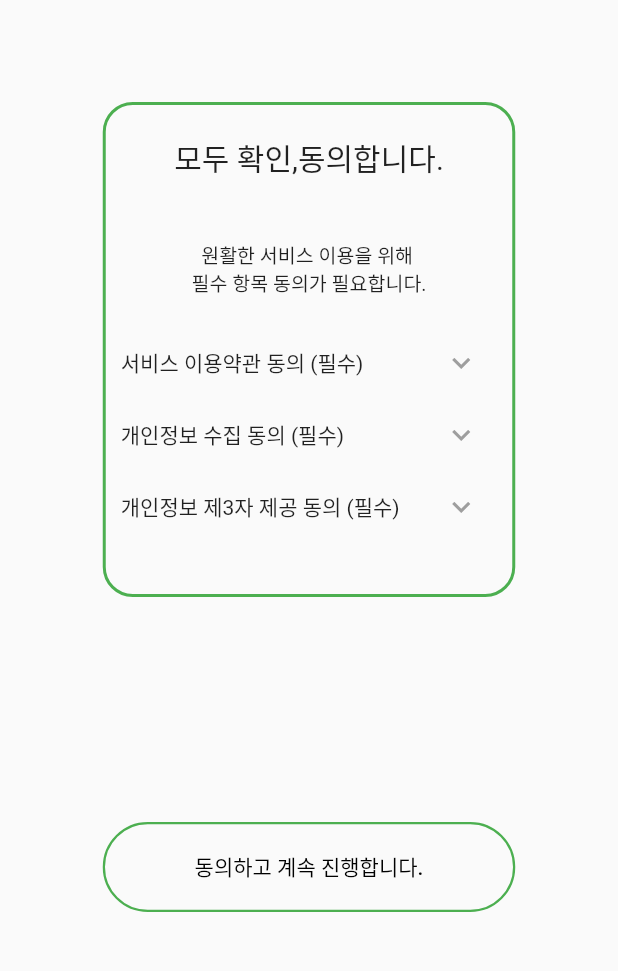
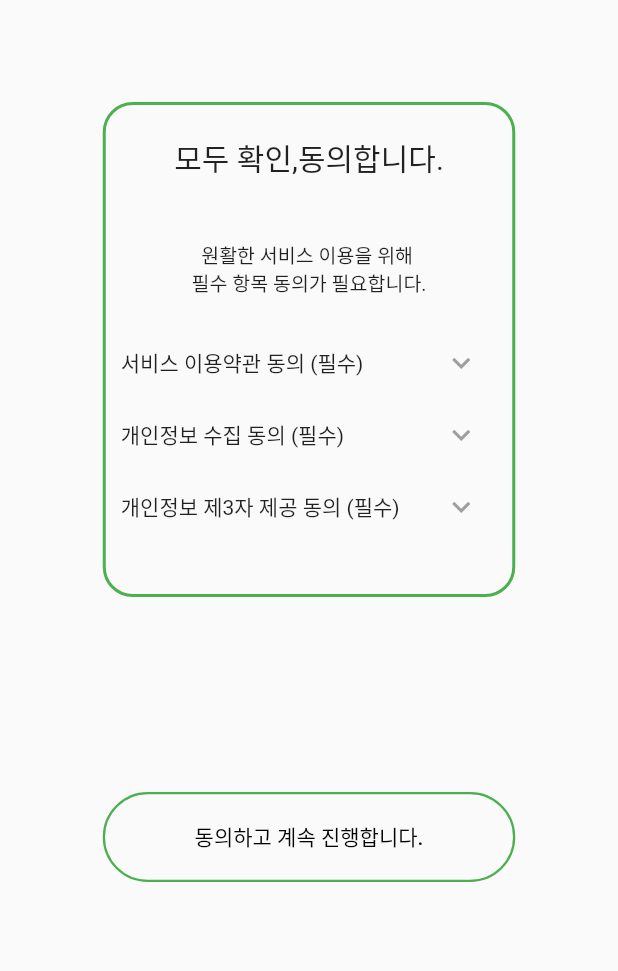
Before and after one commit to hhs0579/onsae, a Flutter app: the agreePage screen opened directly, on a phone screen of 412 x 824 dp, the part 105-1076 px from its top. Run offline on Flutter 3.47's test engine with Material 2 defaults, Android fonts, the light colour scheme and no system bars; our stand-ins replace get.

Commit message:
Update agree_page.dart

```diff
--- a/onsaemiro/lib/screens/starting_pages/agree_page.dart
+++ b/onsaemiro/lib/screens/starting_pages/agree_page.dart
@@ -123,7 +123,7 @@ class _agreePageState extends State<agreePage> {
               ],
             ),
           ),
-          SizedBox(height: 150),
+          SizedBox(height: 130),
           _connectbutton('동의하고 계속 진행합니다.', () {
             if (agree1 == true && agree2 == true && agree3 == true) {
               Get.to(nickNamePage());
```
